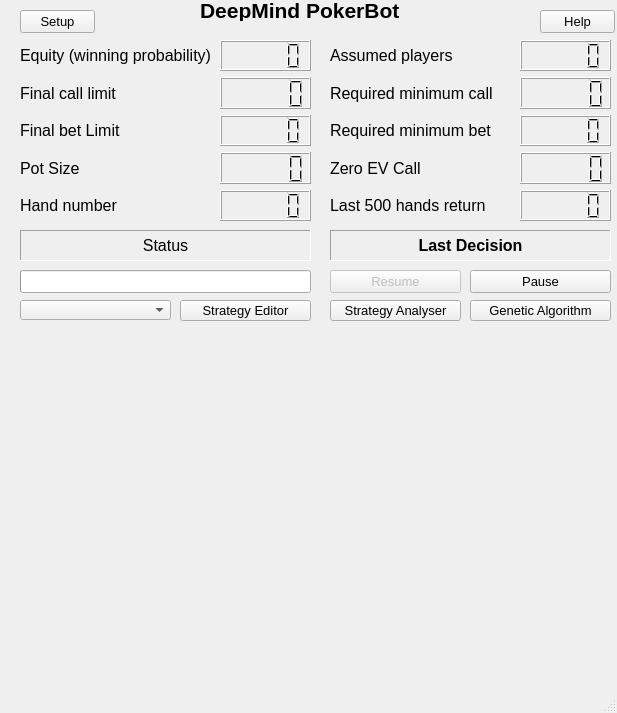
First picture: the form in gui/gui_qt_ui.ui, repository dickreuter/Poker, before the edit.
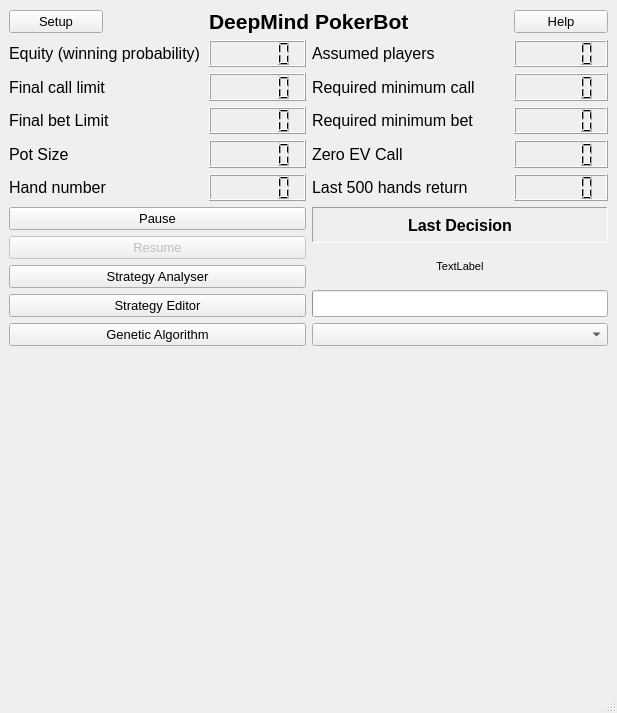
Second picture: the form after the edit.

What changed in the file:
```diff
--- a/gui/gui_qt_ui.ui
+++ b/gui/gui_qt_ui.ui
@@ -34,74 +34,87 @@
    <bool>true</bool>
   </property>
   <widget class="QWidget" name="centralwidget">
-   <widget class="QLabel" name="last_decision">
-    <property name="geometry">
-     <rect>
-      <x>330</x>
-      <y>230</y>
-      <width>281</width>
-      <height>31</height>
-     </rect>
-    </property>
+   <layout class="QGridLayout" name="gridLayout">
+    <item row="0" column="2" colspan="2">
+     <widget class="QLabel" name="label_11">
     <property name="font">
      <font>
-      <pointsize>12</pointsize>
+        <pointsize>16</pointsize>
       <weight>75</weight>
       <bold>true</bold>
      </font>
     </property>
-    <property name="autoFillBackground">
-     <bool>false</bool>
-    </property>
-    <property name="frameShape">
-     <enum>QFrame::Panel</enum>
-    </property>
-    <property name="frameShadow">
-     <enum>QFrame::Sunken</enum>
-    </property>
+      <property name="text">
+       <string>DeepMind PokerBot</string>
+      </property>
+     </widget>
+    </item>
+    <item row="3" column="5">
+     <layout class="QVBoxLayout" name="verticalLayout_6">
+      <item>
+       <widget class="QLCDNumber" name="assumed_players"/>
+      </item>
+      <item>
+       <widget class="QLCDNumber" name="required_mincall"/>
+      </item>
+      <item>
+       <widget class="QLCDNumber" name="required_minbet"/>
+      </item>
+      <item>
+       <widget class="QLCDNumber" name="zero_ev"/>
+      </item>
+      <item>
+       <widget class="QLCDNumber" name="winnings"/>
+      </item>
+     </layout>
+    </item>
+    <item row="8" column="0" colspan="3">
+     <layout class="QVBoxLayout" name="vLayout">
+      <item>
+       <widget class="QWidget" name="widget_3" native="true"/>
+      </item>
+     </layout>
+    </item>
+    <item row="3" column="3" colspan="2">
+     <layout class="QVBoxLayout" name="verticalLayout_5">
+      <item>
+       <widget class="QLabel" name="label_6">
+        <property name="text">
+         <string>Assumed players</string>
+        </property>
+       </widget>
+      </item>
+      <item>
+       <widget class="QLabel" name="label_7">
     <property name="text">
-     <string>Last Decision</string>
-    </property>
-    <property name="scaledContents">
-     <bool>false</bool>
-    </property>
-    <property name="alignment">
-     <set>Qt::AlignCenter</set>
-    </property>
-    <property name="margin">
-     <number>1</number>
-    </property>
-    <property name="indent">
-     <number>-1</number>
-    </property>
-   </widget>
-   <widget class="QPushButton" name="button_pause">
-    <property name="geometry">
-     <rect>
-      <x>470</x>
-      <y>270</y>
-      <width>141</width>
-      <height>23</height>
-     </rect>
-    </property>
-    <property name="font">
-     <font>
-      <pointsize>10</pointsize>
-     </font>
-    </property>
+         <string>Required minimum call</string>
+        </property>
+       </widget>
+      </item>
+      <item>
+       <widget class="QLabel" name="label_8">
+        <property name="text">
+         <string>Required minimum bet</string>
+        </property>
+       </widget>
+      </item>
+      <item>
+       <widget class="QLabel" name="label_9">
     <property name="text">
-     <string>Pause</string>
-    </property>
-   </widget>
-   <widget class="QWidget" name="verticalLayoutWidget_6">
-    <property name="geometry">
-     <rect>
-      <x>20</x>
-      <y>40</y>
-      <width>201</width>
-      <height>181</height>
-     </rect>
-    </property>
+         <string>Zero EV Call</string>
+        </property>
+       </widget>
+      </item>
+      <item>
+       <widget class="QLabel" name="label_10">
+        <property name="text">
+         <string>Last 500 hands return</string>
+        </property>
+       </widget>
+      </item>
+     </layout>
+    </item>
+    <item row="3" column="0" colspan="2">
     <layout class="QVBoxLayout" name="verticalLayout_4">
      <item>
       <widget class="QLabel" name="label_2">
@@ -139,61 +152,166 @@
       </widget>
      </item>
     </layout>
-   </widget>
-   <widget class="QWidget" name="verticalLayoutWidget_3">
-    <property name="geometry">
-     <rect>
-      <x>20</x>
-      <y>510</y>
-      <width>301</width>
-      <height>181</height>
-     </rect>
-    </property>
-    <layout class="QVBoxLayout" name="vLayout3">
+    </item>
+    <item row="5" column="0" colspan="3">
+     <layout class="QVBoxLayout" name="verticalLayout_7">
+      <item>
+       <widget class="QPushButton" name="button_pause">
+        <property name="font">
+         <font>
+          <pointsize>10</pointsize>
+         </font>
+        </property>
+        <property name="text">
+         <string>Pause</string>
+        </property>
+       </widget>
+      </item>
      <item>
-      <widget class="QWidget" name="widget" native="true"/>
-     </item>
-    </layout>
-   </widget>
-   <widget class="QWidget" name="verticalLayoutWidget">
-    <property name="geometry">
-     <rect>
-      <x>20</x>
-      <y>320</y>
-      <width>301</width>
-      <height>191</height>
-     </rect>
-    </property>
-    <layout class="QVBoxLayout" name="vLayout">
+       <widget class="QPushButton" name="button_resume">
+        <property name="enabled">
+         <bool>false</bool>
+        </property>
+        <property name="font">
+         <font>
+          <pointsize>10</pointsize>
+         </font>
+        </property>
+        <property name="text">
+         <string>Resume</string>
+        </property>
+       </widget>
+      </item>
+      <item>
+       <widget class="QPushButton" name="button_log_analyser">
+        <property name="enabled">
+         <bool>true</bool>
+        </property>
+        <property name="font">
+         <font>
+          <pointsize>10</pointsize>
+         </font>
+        </property>
+        <property name="text">
+         <string>Strategy Analyser</string>
+        </property>
+       </widget>
+      </item>
+      <item>
+       <widget class="QPushButton" name="button_strategy_editor">
+        <property name="enabled">
+         <bool>true</bool>
+        </property>
+        <property name="font">
+         <font>
+          <pointsize>10</pointsize>
+         </font>
+        </property>
+        <property name="text">
+         <string>Strategy Editor</string>
+        </property>
+       </widget>
+      </item>
      <item>
-      <widget class="QWidget" name="widget_3" native="true"/>
-     </item>
-    </layout>
-   </widget>
-   <widget class="QWidget" name="verticalLayoutWidget_2">
-    <property name="geometry">
-     <rect>
-      <x>320</x>
-      <y>320</y>
-      <width>291</width>
-      <height>191</height>
-     </rect>
-    </property>
+       <widget class="QPushButton" name="button_genetic_algorithm">
+        <property name="enabled">
+         <bool>true</bool>
+        </property>
+        <property name="font">
+         <font>
+          <pointsize>10</pointsize>
+         </font>
+        </property>
+        <property name="text">
+         <string>Genetic Algorithm</string>
+        </property>
+       </widget>
+      </item>
+     </layout>
+    </item>
+    <item row="8" column="3" colspan="3">
     <layout class="QVBoxLayout" name="vLayout2">
      <item>
       <widget class="QWidget" name="widget_4" native="true"/>
      </item>
     </layout>
-   </widget>
+    </item>
+    <item row="9" column="3" colspan="3">
+     <layout class="QVBoxLayout" name="vLayout4">
+      <item>
+       <widget class="QWidget" name="widget_2" native="true"/>
+      </item>
+     </layout>
+    </item>
+    <item row="5" column="3" colspan="3">
+     <layout class="QGridLayout" name="gridLayout_2">
+      <item row="2" column="0">
+       <widget class="QLabel" name="last_decision">
+        <property name="font">
+         <font>
+          <pointsize>12</pointsize>
+          <weight>75</weight>
+          <bold>true</bold>
+         </font>
+        </property>
+        <property name="autoFillBackground">
+         <bool>false</bool>
+        </property>
+        <property name="frameShape">
+         <enum>QFrame::Panel</enum>
+        </property>
+        <property name="frameShadow">
+         <enum>QFrame::Sunken</enum>
+        </property>
+        <property name="text">
+         <string>Last Decision</string>
+        </property>
+        <property name="scaledContents">
+         <bool>false</bool>
+        </property>
+        <property name="alignment">
+         <set>Qt::AlignCenter</set>
+        </property>
+        <property name="margin">
+         <number>1</number>
+        </property>
+        <property name="indent">
+         <number>-1</number>
+        </property>
+       </widget>
+      </item>
+      <item row="6" column="0">
+       <widget class="QComboBox" name="comboBox_current_strategy">
+        <property name="font">
+         <font>
+          <pointsize>10</pointsize>
+         </font>
+        </property>
+        <property name="sizeAdjustPolicy">
+         <enum>QComboBox::AdjustToContents</enum>
+        </property>
+       </widget>
+      </item>
+      <item row="4" column="0">
+       <widget class="QLabel" name="status">
+        <property name="font">
+         <font>
+          <pointsize>8</pointsize>
+         </font>
+        </property>
+        <property name="frameShadow">
+         <enum>QFrame::Sunken</enum>
+        </property>
+        <property name="text">
+         <string>TextLabel</string>
+        </property>
+        <property name="alignment">
+         <set>Qt::AlignCenter</set>
+        </property>
+       </widget>
+      </item>
+      <item row="5" column="0">
    <widget class="QProgressBar" name="progress_bar">
-    <property name="geometry">
-     <rect>
-      <x>20</x>
-      <y>270</y>
-      <width>291</width>
-      <height>23</height>
-     </rect>
-    </property>
     <property name="value">
      <number>0</number>
     </property>
@@ -201,104 +319,17 @@
      <bool>false</bool>
     </property>
    </widget>
-   <widget class="QPushButton" name="button_log_analyser">
-    <property name="enabled">
-     <bool>true</bool>
-    </property>
-    <property name="geometry">
-     <rect>
-      <x>330</x>
-      <y>300</y>
-      <width>131</width>
-      <height>21</height>
-     </rect>
-    </property>
-    <property name="font">
-     <font>
-      <pointsize>10</pointsize>
-     </font>
-    </property>
-    <property name="text">
-     <string>Strategy Analyser</string>
-    </property>
-   </widget>
-   <widget class="QPushButton" name="button_resume">
-    <property name="enabled">
-     <bool>false</bool>
-    </property>
-    <property name="geometry">
-     <rect>
-      <x>330</x>
-      <y>270</y>
-      <width>131</width>
-      <height>23</height>
-     </rect>
-    </property>
-    <property name="font">
-     <font>
-      <pointsize>10</pointsize>
-     </font>
-    </property>
-    <property name="text">
-     <string>Resume</string>
-    </property>
-   </widget>
-   <widget class="QWidget" name="verticalLayoutWidget_7">
-    <property name="geometry">
-     <rect>
-      <x>330</x>
-      <y>40</y>
-      <width>198</width>
-      <height>181</height>
-     </rect>
-    </property>
-    <layout class="QVBoxLayout" name="verticalLayout_5">
-     <item>
-      <widget class="QLabel" name="label_6">
-       <property name="text">
-        <string>Assumed players</string>
-       </property>
-      </widget>
-     </item>
-     <item>
-      <widget class="QLabel" name="label_7">
-       <property name="text">
-        <string>Required minimum call</string>
-       </property>
-      </widget>
-     </item>
+      </item>
+     </layout>
+    </item>
+    <item row="9" column="0" colspan="3">
+     <layout class="QVBoxLayout" name="vLayout3">
      <item>
-      <widget class="QLabel" name="label_8">
-       <property name="text">
-        <string>Required minimum bet</string>
-       </property>
-      </widget>
-     </item>
-     <item>
-      <widget class="QLabel" name="label_9">
-       <property name="text">
-        <string>Zero EV Call</string>
-       </property>
-      </widget>
-     </item>
-     <item>
-      <widget class="QLabel" name="label_10">
-       <property name="text">
-        <string>Last 500 hands return</string>
-       </property>
-      </widget>
-     </item>
-    </layout>
-   </widget>
-   <widget class="QWidget" name="verticalLayoutWidget_5">
-    <property name="geometry">
-     <rect>
-      <x>220</x>
-      <y>40</y>
-      <width>91</width>
-      <height>181</height>
-     </rect>
-    </property>
+       <widget class="QWidget" name="widget" native="true"/>
+      </item>
+     </layout>
+    </item>
+    <item row="3" column="2">
     <layout class="QVBoxLayout" name="verticalLayout_3">
      <item>
       <widget class="QLCDNumber" name="equity"/>
@@ -316,191 +347,9 @@
       <widget class="QLCDNumber" name="gamenumber"/>
      </item>
     </layout>
-   </widget>
-   <widget class="QWidget" name="verticalLayoutWidget_8">
-    <property name="geometry">
-     <rect>
-      <x>520</x>
-      <y>40</y>
-      <width>91</width>
-      <height>181</height>
-     </rect>
-    </property>
-    <layout class="QVBoxLayout" name="verticalLayout_6">
-     <item>
-      <widget class="QLCDNumber" name="assumed_players"/>
-     </item>
-     <item>
-      <widget class="QLCDNumber" name="required_mincall"/>
-     </item>
-     <item>
-      <widget class="QLCDNumber" name="required_minbet"/>
-     </item>
-     <item>
-      <widget class="QLCDNumber" name="zero_ev"/>
-     </item>
-     <item>
-      <widget class="QLCDNumber" name="winnings"/>
-     </item>
-    </layout>
-   </widget>
-   <widget class="QWidget" name="verticalLayoutWidget_4">
-    <property name="geometry">
-     <rect>
-      <x>320</x>
-      <y>510</y>
-      <width>291</width>
-      <height>181</height>
-     </rect>
-    </property>
-    <layout class="QVBoxLayout" name="vLayout4">
-     <item>
-      <widget class="QWidget" name="widget_2" native="true"/>
-     </item>
-    </layout>
-   </widget>
-   <widget class="QLabel" name="status">
-    <property name="geometry">
-     <rect>
-      <x>20</x>
-      <y>230</y>
-      <width>291</width>
-      <height>31</height>
-     </rect>
-    </property>
-    <property name="font">
-     <font>
-      <pointsize>12</pointsize>
-      <weight>50</weight>
-      <bold>false</bold>
-     </font>
-    </property>
-    <property name="frameShape">
-     <enum>QFrame::Panel</enum>
-    </property>
-    <property name="frameShadow">
-     <enum>QFrame::Sunken</enum>
-    </property>
-    <property name="text">
-     <string>Status</string>
-    </property>
-    <property name="scaledContents">
-     <bool>false</bool>
-    </property>
-    <property name="alignment">
-     <set>Qt::AlignCenter</set>
-    </property>
-    <property name="margin">
-     <number>1</number>
-    </property>
-    <property name="indent">
-     <number>-1</number>
-    </property>
-   </widget>
-   <widget class="QPushButton" name="button_genetic_algorithm">
-    <property name="enabled">
-     <bool>true</bool>
-    </property>
-    <property name="geometry">
-     <rect>
-      <x>470</x>
-      <y>300</y>
-      <width>141</width>
-      <height>21</height>
-     </rect>
-    </property>
-    <property name="font">
-     <font>
-      <pointsize>10</pointsize>
-     </font>
-    </property>
-    <property name="text">
-     <string>Genetic Algorithm</string>
-    </property>
-   </widget>
-   <widget class="QPushButton" name="button_strategy_editor">
-    <property name="enabled">
-     <bool>true</bool>
-    </property>
-    <property name="geometry">
-     <rect>
-      <x>180</x>
-      <y>300</y>
-      <width>131</width>
-      <height>21</height>
-     </rect>
-    </property>
-    <property name="font">
-     <font>
-      <pointsize>10</pointsize>
-     </font>
-    </property>
-    <property name="text">
-     <string>Strategy Editor</string>
-    </property>
-   </widget>
-   <widget class="QLabel" name="label_11">
-    <property name="geometry">
-     <rect>
-      <x>200</x>
-      <y>0</y>
-      <width>261</width>
-      <height>21</height>
-     </rect>
-    </property>
-    <property name="font">
-     <font>
-      <pointsize>16</pointsize>
-      <weight>75</weight>
-      <bold>true</bold>
-     </font>
-    </property>
-    <property name="text">
-     <string>DeepMind PokerBot</string>
-    </property>
-   </widget>
-   <widget class="QComboBox" name="comboBox_current_strategy">
-    <property name="geometry">
-     <rect>
-      <x>20</x>
-      <y>300</y>
-      <width>151</width>
-      <height>20</height>
-     </rect>
-    </property>
-    <property name="font">
-     <font>
-      <pointsize>10</pointsize>
-     </font>
-    </property>
-   </widget>
-   <widget class="QPushButton" name="pushButton_setup">
-    <property name="geometry">
-     <rect>
-      <x>20</x>
-      <y>10</y>
-      <width>75</width>
-      <height>23</height>
-     </rect>
-    </property>
-    <property name="font">
-     <font>
-      <pointsize>10</pointsize>
-     </font>
-    </property>
-    <property name="text">
-     <string>Setup</string>
-    </property>
-   </widget>
+    </item>
+    <item row="0" column="5">
    <widget class="QPushButton" name="pushButton_help">
-    <property name="geometry">
-     <rect>
-      <x>540</x>
-      <y>10</y>
-      <width>75</width>
-      <height>23</height>
-     </rect>
-    </property>
     <property name="font">
      <font>
       <pointsize>10</pointsize>
@@ -510,8 +359,26 @@
      <string>Help</string>
     </property>
    </widget>
-  </widget>
-  <widget class="QStatusBar" name="statusbar"/>
+    </item>
+    <item row="0" column="0">
+     <widget class="QPushButton" name="pushButton_setup">
+      <property name="font">
+       <font>
+        <pointsize>10</pointsize>
+       </font>
+      </property>
+      <property name="text">
+       <string>Setup</string>
+      </property>
+     </widget>
+    </item>
+   </layout>
+  </widget>
+  <widget class="QStatusBar" name="statusbar">
+   <property name="enabled">
+    <bool>true</bool>
+   </property>
+  </widget>
  </widget>
  <resources/>
  <connections/>
```
Lines whose indentation alone changed are shown as unchanged.
